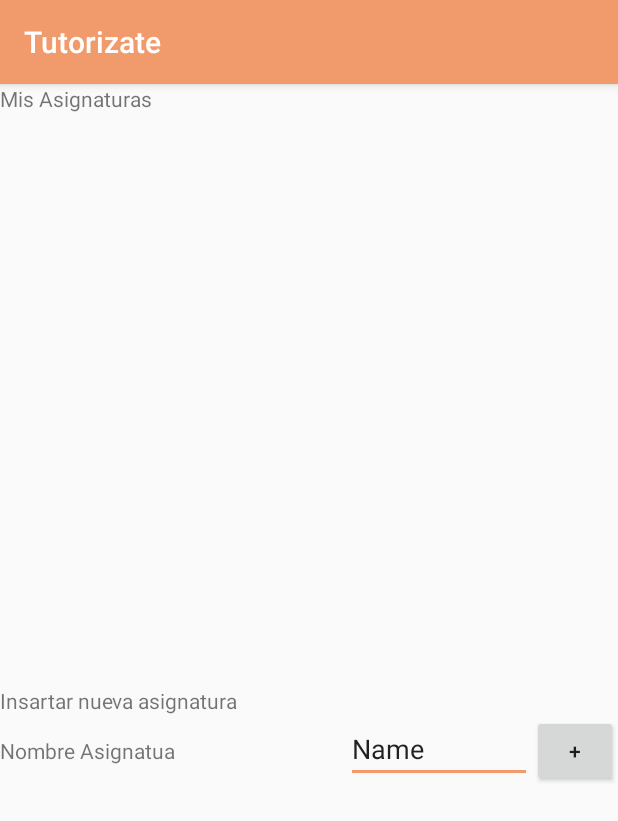
After one commit to migadepan/Tutorizate, an Android app: the fragment AsignaturasProfesorFragment shown on its own in the app's theme, on a phone screen of 412 x 824 dp. The commit adds this screen. Shown: the top 821 px of the screen. Run offline under Robolectric (Android 15) with nearby library versions, the phone set to English and light mode, and no system bars.

Commit message:
Me quedo haciendo insertar y mostrar asignaturas

```diff
--- a/app/src/main/AndroidManifest.xml
+++ b/app/src/main/AndroidManifest.xml
@@ -59,11 +59,11 @@
         </activity>
         <activity
             android:name=".MenuAlumnoActivity"
-            android:label="@string/title_activity_menu_alumno"
+            android:label="Tutorizate"
             android:theme="@style/AppTheme.NoActionBar" />
         <activity
             android:name=".MenuProfesorActivity"
-            android:label="@string/title_activity_menu_profesor"
+            android:label="Tutorizate"
             android:theme="@style/AppTheme.NoActionBar"></activity>
     </application>
 
--- /dev/null
+++ b/app/src/main/java/com/example/migadepan/tutorizate/AsignaturasProfesorFragment.java
@@ -0,0 +1,23 @@
+package com.example.migadepan.tutorizate;
+
+import android.content.Context;
+import android.net.Uri;
+import android.os.Bundle;
+import android.support.v4.app.Fragment;
+import android.view.LayoutInflater;
+import android.view.View;
+import android.view.ViewGroup;
+
+
+
+public class AsignaturasProfesorFragment extends Fragment {
+
+    @Override
+    public View onCreateView(LayoutInflater inflater, ViewGroup container,
+                             Bundle savedInstanceState) {
+        // Inflate the layout for this fragment
+        return inflater.inflate(R.layout.fragment_asignaturas_profesor, container, false);
+    }
+
+
+}
--- a/app/src/main/java/com/example/migadepan/tutorizate/MenuProfesorActivity.java
+++ b/app/src/main/java/com/example/migadepan/tutorizate/MenuProfesorActivity.java
@@ -158,6 +158,12 @@ public class MenuProfesorActivity extends AppCompatActivity
 
         } else if (id == R.id.nav_estado){
 
+        } else if (id == R.id.nav_asignaturas){
+
+        } else if (id == R.id.nav_cerrar_sesion){
+            Intent actividad_logout = new Intent(getApplicationContext(), LoginActivity.class);
+            startActivity(actividad_logout);
+            finish();
         }
 
         DrawerLayout drawer = (DrawerLayout) findViewById(R.id.drawer_layout);
--- /dev/null
+++ b/app/src/main/res/layout/fragment_asignaturas_profesor.xml
@@ -0,0 +1,65 @@
+<RelativeLayout xmlns:android="http://schemas.android.com/apk/res/android"
+    xmlns:tools="http://schemas.android.com/tools"
+    android:layout_width="match_parent"
+    android:layout_height="match_parent"
+    tools:context="com.example.migadepan.tutorizate.AsignaturasProfesorFragment">
+
+    <!-- TODO: Update blank fragment layout -->
+
+    <LinearLayout
+        android:orientation="vertical"
+        android:layout_width="match_parent"
+        android:layout_height="match_parent">
+
+        <TextView
+            android:text="Mis Asignaturas"
+            android:layout_width="match_parent"
+            android:layout_height="wrap_content"
+            android:id="@+id/textotitulo" />
+
+        <ListView
+            android:layout_width="match_parent"
+            android:layout_height="382dp"
+            android:id="@+id/lista_asignaturas_profesor" />
+
+        <LinearLayout
+            android:orientation="vertical"
+            android:layout_width="match_parent"
+            android:layout_height="match_parent">
+
+            <TextView
+                android:text="Insartar nueva asignatura"
+                android:layout_width="match_parent"
+                android:layout_height="wrap_content"
+                android:id="@+id/textitulo" />
+
+            <LinearLayout
+                android:orientation="horizontal"
+                android:layout_width="match_parent"
+                android:layout_height="match_parent">
+
+                <TextView
+                    android:text="Nombre Asignatua"
+                    android:layout_width="wrap_content"
+                    android:layout_height="wrap_content"
+                    android:id="@+id/textView18"
+                    android:layout_weight="1" />
+
+                <EditText
+                    android:layout_width="124dp"
+                    android:layout_height="wrap_content"
+                    android:text="Name"
+                    android:ems="10"
+                    android:id="@+id/caja_nombre_asignatura"
+                    android:hint="Asignatura"
+                    android:inputType="text" />
+
+                <Button
+                    android:text="+"
+                    android:layout_width="57dp"
+                    android:layout_height="wrap_content"
+                    android:id="@+id/button" />
+            </LinearLayout>
+        </LinearLayout>
+    </LinearLayout>
+</RelativeLayout>
--- a/app/src/main/res/layout/fragment_horario_tutoria.xml
+++ b/app/src/main/res/layout/fragment_horario_tutoria.xml
@@ -3,6 +3,7 @@
     android:layout_width="match_parent"
     android:layout_height="match_parent"
     android:background="@android:color/white"
+    android:tag="fragment_horario_tutoria"
     tools:context="com.example.migadepan.tutorizate.HorarioTutoriaFragment">
 
     <!-- TODO: Update blank fragment layout -->
@@ -29,6 +30,7 @@
             <LinearLayout
                 android:id="@+id/miLinearLayout"
                 android:orientation="horizontal"
+                android:layout_marginBottom="20dp"
                 android:layout_width="match_parent"
                 android:layout_height="wrap_content"
                 android:layout_toEndOf="@+id/btn_añadir_mi_tutoria"
```
Also changed, not shown: app/src/main/java/com/example/migadepan/tutorizate/HorarioTutoriaFragment.java (+84 -4 lines), app/src/main/res/menu/activity_menu_profesor_drawer.xml (+8 -0 lines).
